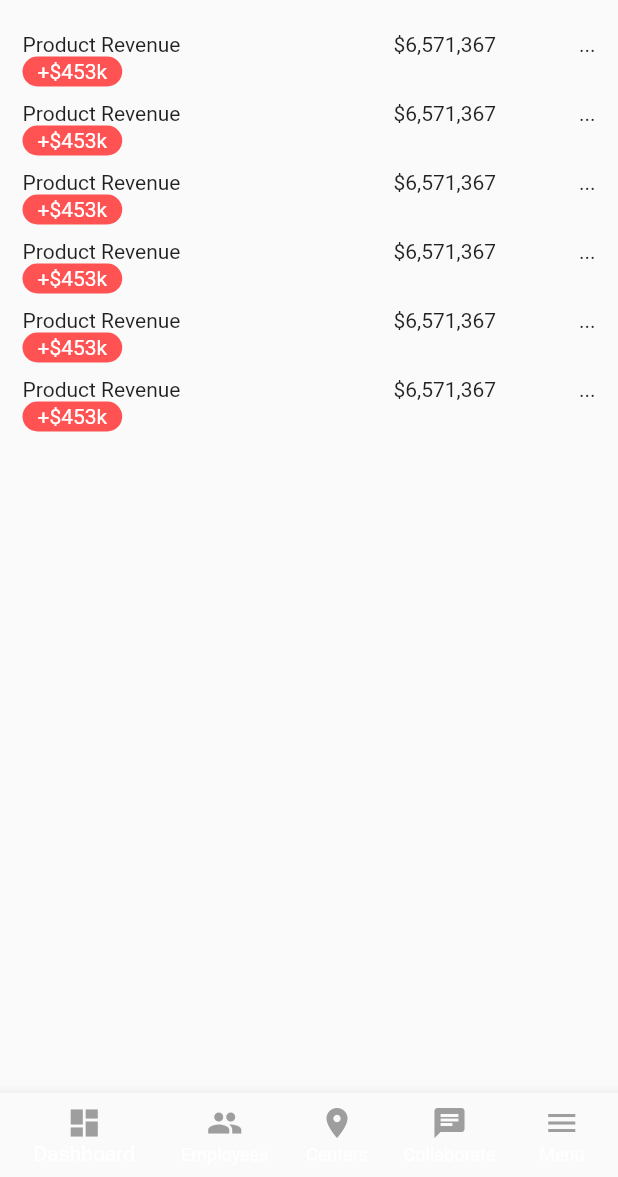
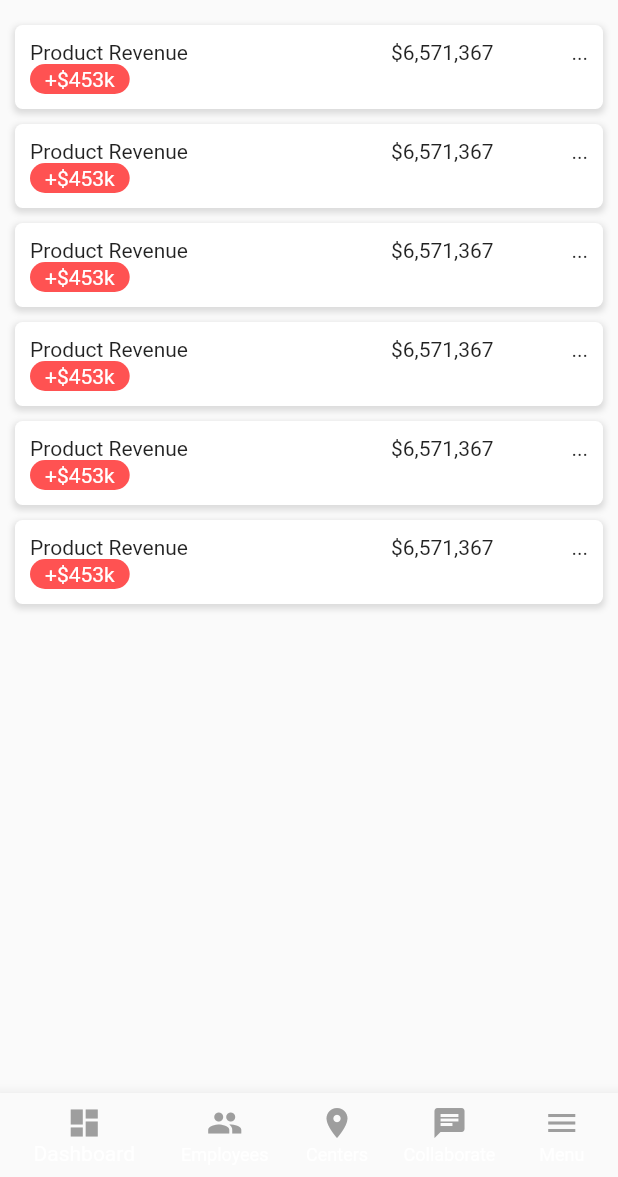
Before and after one commit to whilestevego/z_flutter_demo, a Flutter app: the screen it shows after launch, on a phone screen of 412 x 824 dp, the part 59-1236 px from its top. Run offline on Flutter 3.47's test engine with Material 2 defaults, Android fonts, the phone set to English and light mode, and no system bars.

Commit message:
Refine RevenueItem appearance

```diff
--- a/lib/components/revenue_item.dart
+++ b/lib/components/revenue_item.dart
@@ -19,7 +19,23 @@ class RevenueItem extends StatelessWidget {
     var f = NumberFormat("\$###,###", "en_CA");
 
     return Padding(
-      padding: const EdgeInsets.all(5.0),
+      padding: const EdgeInsets.only(bottom: 10),
+      child: Container(
+        padding: const EdgeInsets.all(10.0),
+        decoration: BoxDecoration(
+          color: Colors.white,
+          borderRadius: BorderRadius.all(
+            Radius.circular(5.0),
+          ),
+          boxShadow: [
+            BoxShadow(
+              color: Colors.black12,
+              offset: Offset(0, 2.0),
+              spreadRadius: 1,
+              blurRadius: 3,
+            )
+          ],
+        ),
         child: Row(
           crossAxisAlignment: CrossAxisAlignment.start,
           children: <Widget>[
@@ -39,6 +55,7 @@ class RevenueItem extends StatelessWidget {
             Text('...'),
           ],
         ),
+      ),
     );
   }
 }
```
Lines whose indentation alone changed are shown as unchanged.
